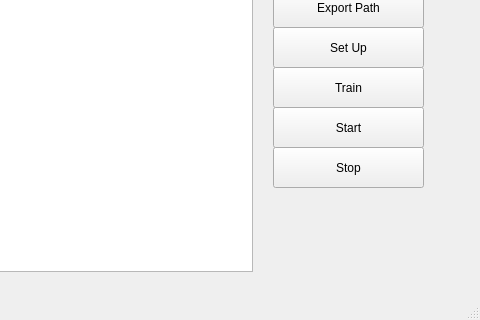
Old version of the form mainwindow.ui in the repository ngskyuki/GUITracker; both pictures show x 307 to 787 and y 130 to 450 of the 787 by 450 pixel window.
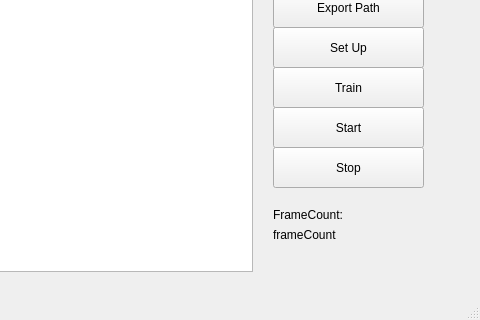
New version of the form.

Patch:
```diff
--- a/mainwindow.ui
+++ b/mainwindow.ui
@@ -115,6 +115,32 @@
      <string>Train</string>
     </property>
    </widget>
+   <widget class="QLabel" name="frameCountLabel">
+    <property name="geometry">
+     <rect>
+      <x>580</x>
+      <y>340</y>
+      <width>81</width>
+      <height>16</height>
+     </rect>
+    </property>
+    <property name="text">
+     <string>frameCount</string>
+    </property>
+   </widget>
+   <widget class="QLabel" name="constFrameLabel">
+    <property name="geometry">
+     <rect>
+      <x>580</x>
+      <y>320</y>
+      <width>91</width>
+      <height>16</height>
+     </rect>
+    </property>
+    <property name="text">
+     <string>FrameCount:</string>
+    </property>
+   </widget>
   </widget>
   <widget class="QMenuBar" name="menuBar">
    <property name="geometry">
```
